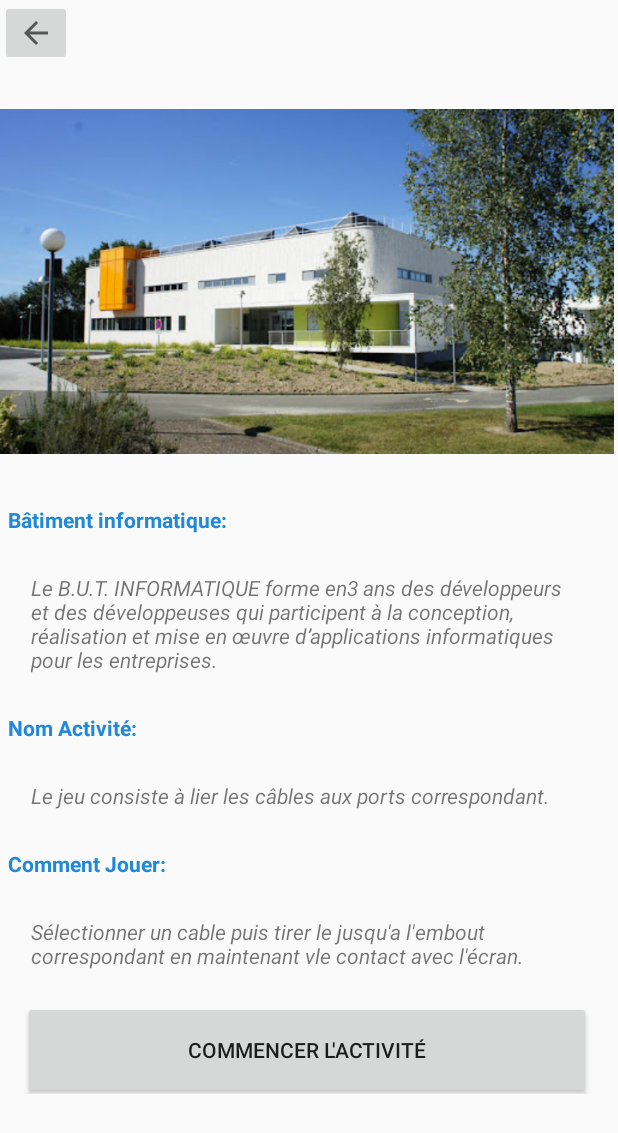
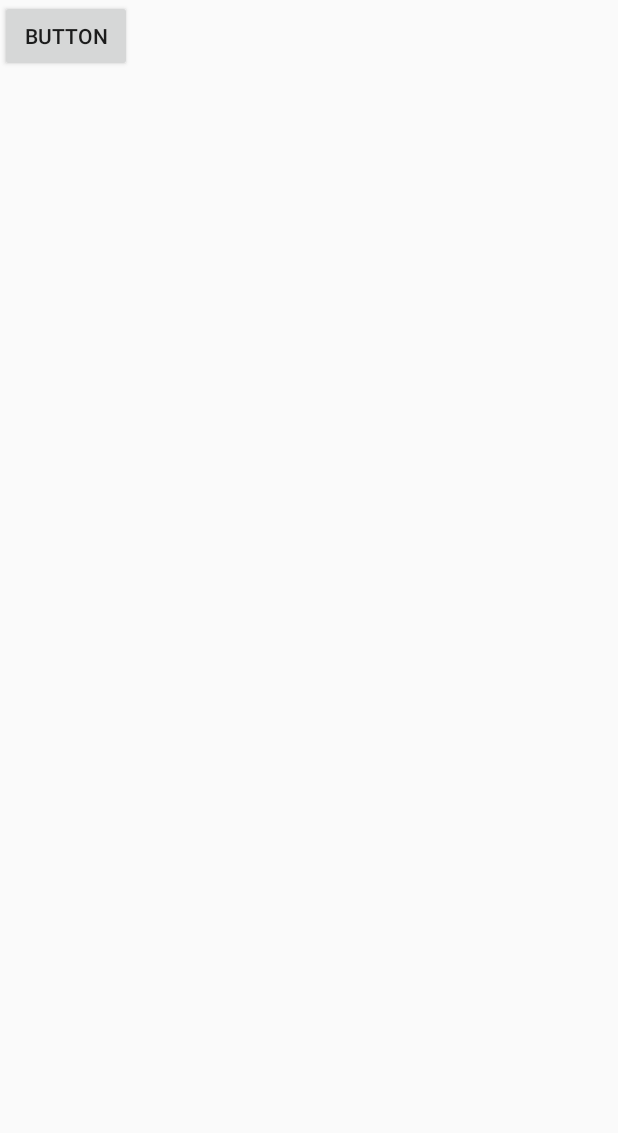
Before and after one commit to sachabt/PTS3, an Android app: the layout administration.xml on its own in the app's theme, with its tools: preview values and no code run, on a phone screen of 412 x 824 dp. Shown: the top 1133 px of the screen. Run offline under Robolectric (Android 15) with nearby library versions, the phone set to English and light mode, and no system bars.

Commit message:
Bug resolve
Resolution les activités GB et administration crashait l'application.

```diff
--- a/Ptut/app/src/main/AndroidManifest.xml
+++ b/Ptut/app/src/main/AndroidManifest.xml
@@ -41,6 +41,9 @@
             </intent-filter>
         </activity>
 
+        <activity android:name=".AdministrationActivity">
+        </activity>
+
         <activity android:name=".infoActivity">
             </activity>
 
--- a/Ptut/app/src/main/java/com/example/td4/GBActivity.java
+++ b/Ptut/app/src/main/java/com/example/td4/GBActivity.java
@@ -9,7 +9,7 @@ public class GBActivity extends present {
     protected void onCreate(Bundle savedInstanceState) {
         super.onCreate(savedInstanceState);
         setContentView(R.layout.gb);
-        final Button button = findViewById(R.id.button);
+        final Button button = findViewById(R.id.button1);
         button.setOnClickListener(v -> change());
     }
 
--- a/Ptut/app/src/main/res/layout/administration.xml
+++ b/Ptut/app/src/main/res/layout/administration.xml
@@ -5,97 +5,9 @@
     android:layout_width="match_parent"
     android:layout_height="match_parent">
 
-    <LinearLayout
-        android:layout_width="409dp"
-        android:layout_height="729dp"
-        android:orientation="vertical"
-        tools:layout_editor_absoluteX="1dp"
-        tools:layout_editor_absoluteY="1dp">
-
-        <LinearLayout
-            android:layout_width="match_parent"
-            android:layout_height="wrap_content"
-            android:orientation="horizontal">
-
-            <ImageButton
-                android:id="@+id/backButton"
-                android:layout_width="wrap_content"
-                android:layout_height="wrap_content"
-                android:src="?attr/actionModeCloseDrawable" />
-
-            <Space
-                android:layout_width="wrap_content"
-                android:layout_height="wrap_content"
-                android:layout_weight="1" />
-        </LinearLayout>
-
-        <ImageView
-            android:id="@+id/imageView"
-            android:layout_width="match_parent"
-            android:layout_height="wrap_content"
-            android:src="@drawable/unnamed" />
-
-        <TextView
-            android:id="@+id/textView2"
-            android:layout_width="wrap_content"
-            android:layout_height="wrap_content"
-            android:layout_margin="5dp"
-            android:text="Bâtiment informatique:"
-            android:textColor="#2187D9"
-            android:textStyle="bold" />
-
-        <TextView
-            android:id="@+id/textView"
-            android:layout_width="wrap_content"
-            android:layout_height="wrap_content"
-            android:layout_margin="5dp"
-            android:padding="15dp"
-            android:text="Le B.U.T. INFORMATIQUE forme en3 ans des développeurs et des développeuses qui participent à la conception, réalisation et mise en œuvre d’applications informatiques pour les entreprises."
-            android:textStyle="italic" />
-
-        <TextView
-            android:id="@+id/textView3"
-            android:layout_width="wrap_content"
-            android:layout_height="wrap_content"
-            android:layout_margin="5dp"
-            android:text="Nom Activité:"
-            android:textColor="#2187D9"
-            android:textStyle="bold" />
-
-        <TextView
-            android:id="@+id/textView4"
-            android:layout_width="wrap_content"
-            android:layout_height="wrap_content"
-            android:layout_margin="5dp"
-            android:padding="15dp"
-            android:text="Le jeu consiste à lier les câbles aux ports correspondant."
-            android:textStyle="italic" />
-
-        <TextView
-            android:id="@+id/textView5"
-            android:layout_width="wrap_content"
-            android:layout_height="wrap_content"
-            android:layout_margin="5dp"
-            android:text="Comment Jouer:"
-            android:textColor="#2187D9"
-            android:textStyle="bold" />
-
-        <TextView
-            android:id="@+id/textView6"
-            android:layout_width="wrap_content"
-            android:layout_height="wrap_content"
-            android:layout_margin="5dp"
-            android:padding="15dp"
-            android:text="Sélectionner un cable puis tirer le jusqu'a l'embout correspondant en maintenant vle contact avec l'écran."
-            android:textStyle="italic" />
-
-        <Button
-            android:id="@+id/button2"
-            android:layout_width="match_parent"
-            android:layout_height="65dp"
-            android:layout_marginLeft="15dp"
-            android:layout_marginRight="15dp"
-            android:text="Commencer l'activité" />
-
-    </LinearLayout>
+    <Button
+        android:id="@+id/button4"
+        android:layout_width="wrap_content"
+        android:layout_height="wrap_content"
+        android:text="Button" />
 </androidx.constraintlayout.widget.ConstraintLayout>
```
Also changed, not shown: Ptut/app/src/main/java/com/example/td4/AdministrationActivity.java (+4 -3 lines), Ptut/app/src/main/java/com/example/td4/MapsActivity.java (+20 -19 lines), Ptut/app/src/main/res/layout/gb.xml (+8 -1 lines).
